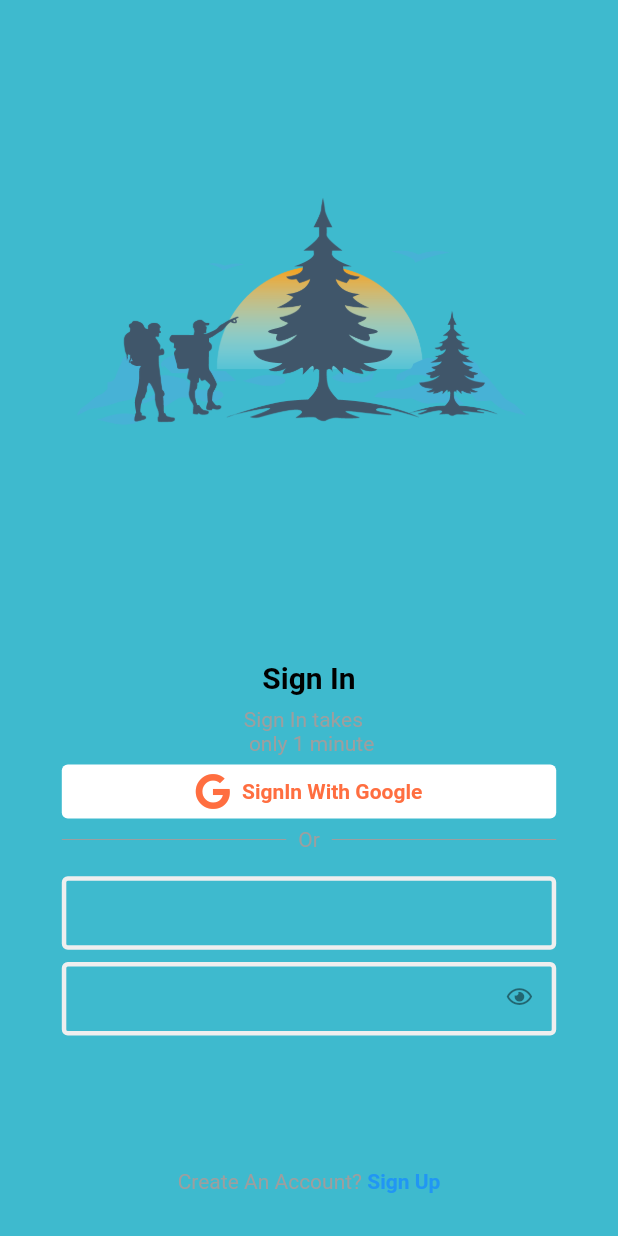
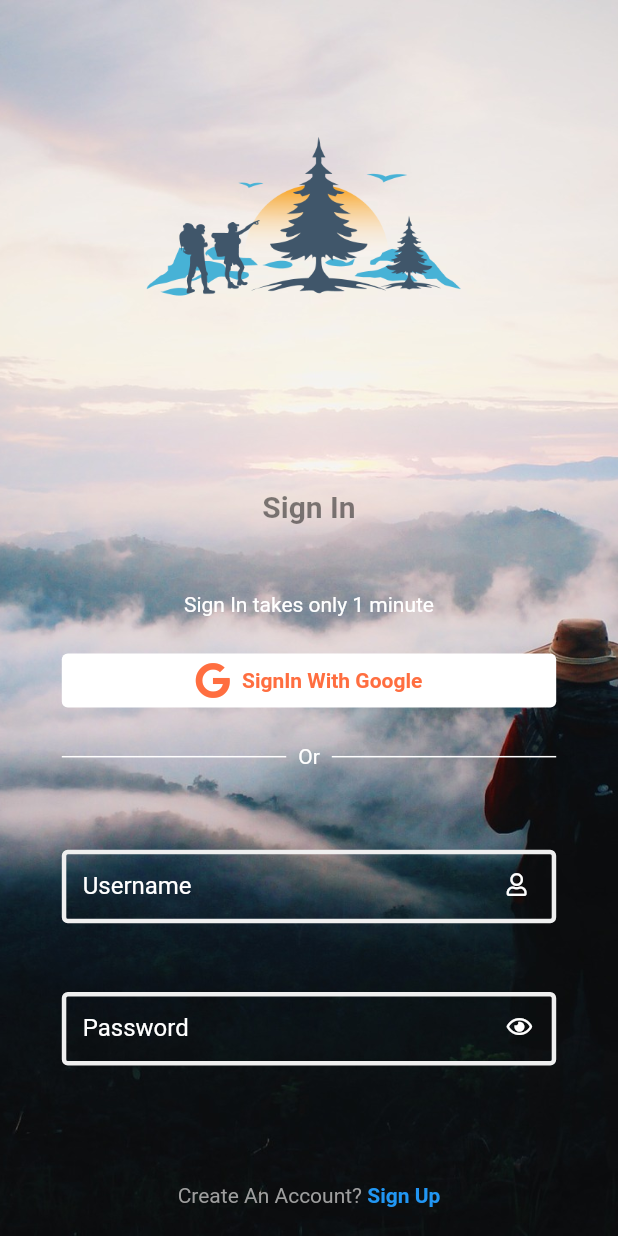
Before and after one commit to ItsNotABugOk/Travel_app, a Flutter app: the screen it shows after launch, after a tap on "SignIn With Google", on a phone screen of 412 x 824 dp. Run offline on Flutter 3.47's test engine with Material 2 defaults, Android fonts, the phone set to English and light mode, and no system bars; our stand-ins replace firebase_auth, firebase_core, font_awesome_flutter, google_sign_in; accounts and stored records are empty.

Commit message:
Login Screen Edited

```diff
--- a/lib/firebase/firebase_service.dart
+++ b/lib/firebase/firebase_service.dart
@@ -18,9 +18,9 @@ class FirebaseService {
         idToken: googleSignInAuthentication.idToken,
       );
       await _auth.signInWithCredential(credential);
-    } on FirebaseAuthException catch (e) {
-      print(e.message);
-      throw e;
+    } on FirebaseAuthException {
+
+      rethrow;
     }
   }
   Future<void> signOutFromGoogle() async{
--- a/lib/firebase/sign_in_page.dart
+++ b/lib/firebase/sign_in_page.dart
@@ -1,6 +1,8 @@
 import 'package:firebase_auth/firebase_auth.dart';
 
 import 'package:flutter/material.dart';
+import 'package:flutter/rendering.dart';
+import 'package:flutter/widgets.dart';
 import 'package:font_awesome_flutter/font_awesome_flutter.dart';
 
 import 'firebase_service.dart';
@@ -14,25 +16,41 @@ class SignInPage extends StatelessWidget {
         borderSide: BorderSide(color: Color(0xFFEFEFEF), width: 3.0));
     return Scaffold(
       resizeToAvoidBottomInset: false,
-      backgroundColor: Theme.of(context).primaryColor,
-      body: Center(
-        child: Column(mainAxisAlignment: MainAxisAlignment.center, children: [
-          Image.asset("assets/images/appLogo.png"),
+      body: Container(
+        // height: size.height,
+        decoration: const BoxDecoration(
+          image: DecorationImage(
+            image: AssetImage("assets/images/mountainMan.jpg"),
+            fit: BoxFit.cover,
+          ),
+        ),
+        child: Center(
+          child: Column(
+              mainAxisAlignment: MainAxisAlignment.spaceEvenly,
+              children: [
+                // ignore: sized_box_for_whitespace
+                Container(
+                    height: size.height * 0.35,
+                    child: Image.asset("assets/images/appLogo.png")),
                 RichText(
                   textAlign: TextAlign.center,
-              text: const TextSpan(children: <TextSpan>[
+                  text: const TextSpan(
+                    children: <TextSpan>[
                       TextSpan(
                         text: 'Sign In',
                         style: TextStyle(
-                      color: Colors.black,
+                          color: Color(0x85111111),
                           fontWeight: FontWeight.bold,
                           fontSize: 20.0,
-                    )),
-              ])),
+                        ),
+                      ),
+                    ],
+                  ),
+                ),
                 SizedBox(height: size.height * 0.01),
                 const Text(
-            'Sign In takes \n only 1 minute',
-            style: TextStyle(color: Colors.grey),
+                  'Sign In takes only 1 minute',
+                  style: TextStyle(color: Color(0xFFFFFFFF)),
                 ),
                 const GoogleSignIn(),
                 buildRowDivider(size: size),
@@ -44,7 +62,18 @@ class SignInPage extends StatelessWidget {
                         contentPadding: const EdgeInsets.symmetric(
                             vertical: 15.0, horizontal: 10.0),
                         enabledBorder: border,
-                    focusedBorder: border)),
+                        focusedBorder: border,
+                        labelText: ' Username',
+                        labelStyle: const TextStyle(color: Colors.white),
+                        suffixIcon: const Padding(
+                          child: FaIcon(
+                            FontAwesomeIcons.user,
+                            color: Colors.white,
+                            size: 15,
+                          ),
+                          padding: EdgeInsets.only(top: 15, left: 15),
+                        )),
+                  ),
                 ),
                 SizedBox(
                   height: size.height * 0.01,
@@ -57,9 +86,13 @@ class SignInPage extends StatelessWidget {
                           vertical: 15.0, horizontal: 10.0),
                       enabledBorder: border,
                       focusedBorder: border,
+                      fillColor: Colors.white,
+                      labelText: ' Password',
+                      labelStyle: const TextStyle(color: Colors.white),
                       suffixIcon: const Padding(
                         child: FaIcon(
                           FontAwesomeIcons.eye,
+                          color: Colors.white,
                           size: 15,
                         ),
                         padding: EdgeInsets.only(top: 15, left: 15),
@@ -68,19 +101,7 @@ class SignInPage extends StatelessWidget {
                   ),
                 ),
                 Padding(padding: EdgeInsets.only(bottom: size.height * 0.05)),
-          SizedBox(
-            width: size.width * 0.8,
-            child: OutlinedButton(
-              onPressed: () async {},
-              child: const Text('textSignIn'),
-              style: ButtonStyle(
-                  foregroundColor: MaterialStateProperty.all<Color>(
-                      Theme.of(context).primaryColor),
-                  backgroundColor: MaterialStateProperty.all<Color>(
-                      Theme.of(context).primaryColor),
-                  side: MaterialStateProperty.all<BorderSide>(BorderSide.none)),
-            ),
-          ),
+
                 RichText(
                     textAlign: TextAlign.center,
                     text: const TextSpan(children: <TextSpan>[
@@ -108,6 +129,7 @@ class SignInPage extends StatelessWidget {
                 // )
               ]),
         ),
+      ),
     );
   }
 
@@ -117,14 +139,22 @@ class SignInPage extends StatelessWidget {
       // ignore: prefer_const_literals_to_create_immutables
       child: Row(children: [
         // ignore: prefer_const_literals_to_create_immutables
-        const Expanded(child: Divider(color: Colors.grey)),
+        const Expanded(
+            child: Divider(
+          color: Colors.white,
+          thickness: 1,
+        )),
         const Padding(
             padding: EdgeInsets.only(left: 8.0, right: 8.0),
             child: Text(
               "Or",
-              style: TextStyle(color: Colors.grey),
+              style: TextStyle(color: Colors.white),
             )),
-        const Expanded(child: Divider(color: Colors.grey)),
+        const Expanded(
+            child: Divider(
+          color: Colors.white,
+          thickness: 1,
+        )),
       ]),
     );
   }
@@ -147,18 +177,19 @@ class _GoogleSignInState extends State<GoogleSignIn> {
         ? SizedBox(
             width: size.width * 0.8,
             child: OutlinedButton.icon(
-        icon: const FaIcon(FontAwesomeIcons.google,color: Colors.deepOrangeAccent,),
+              icon: const FaIcon(
+                FontAwesomeIcons.google,
+                color: Colors.deepOrangeAccent,
+              ),
               onPressed: () async {
                 setState(() {
                   isLoading = true;
                 });
                 FirebaseService service = FirebaseService();
                 try {
-
                   await service.signInWithGoogle();
-            Navigator.pushNamedAndRemoveUntil(context, '/home', (route) => false);
-
-
+                  Navigator.pushNamedAndRemoveUntil(
+                      context, '/home', (route) => false);
                 } catch (e) {
                   if (e is FirebaseAuthException) {
                     showMessage(e.message!);
@@ -170,8 +201,9 @@ class _GoogleSignInState extends State<GoogleSignIn> {
               },
               label: const Text(
                 'SignIn With Google',
-          style:
-          TextStyle(color:  Colors.deepOrangeAccent, fontWeight: FontWeight.bold),
+                style: TextStyle(
+                    color: Colors.deepOrangeAccent,
+                    fontWeight: FontWeight.bold),
               ),
               style: ButtonStyle(
                   backgroundColor:
--- a/lib/main.dart
+++ b/lib/main.dart
@@ -2,11 +2,18 @@ import 'package:flutter/material.dart';
 
 import 'package:firebase_core/firebase_core.dart';
 import 'package:firebase_auth/firebase_auth.dart';
+import 'package:flutter/services.dart';
 
 import 'firebase/navigate.dart';
+
 Future main() async {
   WidgetsFlutterBinding.ensureInitialized();
   await Firebase.initializeApp();
+  SystemChrome.setSystemUIOverlayStyle(
+    const SystemUiOverlayStyle(
+      statusBarColor: Color(0xFF8E9093),
+    ),
+  );
 
   runApp(MyApp());
 }
@@ -21,7 +28,7 @@ class MyApp extends StatelessWidget {
       debugShowCheckedModeBanner: false,
 
       // initialRoute: '/',
-      initialRoute:FirebaseAuth.instance.currentUser==null?  '/':'/home',
+      initialRoute: FirebaseAuth.instance.currentUser == null ? '/' : '/home',
 
       routes: Navigate.routes,
       theme: ThemeData(
@@ -30,8 +37,6 @@ class MyApp extends StatelessWidget {
         accentColor: const Color(0xFFD8ECF1),
         scaffoldBackgroundColor: const Color(0xFFF3F5F7),
       ),
-
-
     );
   }
 }
--- a/lib/screens/destination_screen.dart
+++ b/lib/screens/destination_screen.dart
@@ -201,6 +201,7 @@ class _DestinationScreenState extends State<DestinationScreen> {
                                   padding: const EdgeInsets.all(5.0),
                                   width: 70.0,
                                   decoration: BoxDecoration(
+                                    // ignore: deprecated_member_use
                                     color: Theme.of(context).accentColor,
                                     borderRadius: BorderRadius.circular(10.0),
                                   ),
@@ -214,6 +215,7 @@ class _DestinationScreenState extends State<DestinationScreen> {
                                   padding: const EdgeInsets.all(5.0),
                                   width: 70.0,
                                   decoration: BoxDecoration(
+                                    // ignore: deprecated_member_use
                                     color: Theme.of(context).accentColor,
                                     borderRadius: BorderRadius.circular(10.0),
                                   ),
--- a/lib/screens/home_screen.dart
+++ b/lib/screens/home_screen.dart
@@ -35,6 +35,7 @@ class _HomeScreenState extends State<HomeScreen> {
         width: 60.0,
         decoration: BoxDecoration(
           color: _selectedIndex == index
+              // ignore: deprecated_member_use
               ? Theme.of(context).accentColor
               : const Color(0xFFE7EBEE),
           borderRadius: BorderRadius.circular(30.0),
@@ -91,7 +92,7 @@ class _HomeScreenState extends State<HomeScreen> {
           final routes = ["/home", "/home","/sign-out"];
           setState(() {
             _currentTab = value;
-            print(_currentTab);
+            // print(_currentTab);
             Navigator.of(context)
                 .pushNamedAndRemoveUntil(routes[value], (route) => false);
           });
@@ -117,7 +118,7 @@ class _HomeScreenState extends State<HomeScreen> {
               radius: 15.0,
               backgroundImage: NetworkImage(user!.photoURL!),
             ),
-            title: SizedBox.shrink(),
+            title: const SizedBox.shrink(),
           )
         ],
       ),
--- a/lib/screens/sign_out_screen.dart
+++ b/lib/screens/sign_out_screen.dart
@@ -36,8 +36,6 @@ class _SignOutState extends State<SignOut> {
             )
           ],
           backwardsCompatibility: false,
-          systemOverlayStyle:
-              const SystemUiOverlayStyle(statusBarColor: Colors.blue),
           title: const Text("Profile"),
         ),
         body: Center(
--- a/lib/widgets/destination_carousel.dart
+++ b/lib/widgets/destination_carousel.dart
@@ -24,6 +24,7 @@ class DestinationCarousel extends StatelessWidget {
                 ),
               ),
               GestureDetector(
+                // ignore: avoid_print
                 onTap: () => print('See All'),
                 child: Text(
                   'See All',
@@ -38,6 +39,7 @@ class DestinationCarousel extends StatelessWidget {
             ],
           ),
         ),
+        // ignore: sized_box_for_whitespace
         Container(
           height: 300.0,
           child: ListView.builder(
@@ -55,7 +57,7 @@ class DestinationCarousel extends StatelessWidget {
                   ),
                 ),
                 child: Container(
-                  margin: EdgeInsets.all(10.0),
+                  margin: const EdgeInsets.all(10.0),
                   width: 210.0,
                   child: Stack(
                     alignment: Alignment.topCenter,
@@ -70,14 +72,14 @@ class DestinationCarousel extends StatelessWidget {
                             borderRadius: BorderRadius.circular(10.0),
                           ),
                           child: Padding(
-                            padding: EdgeInsets.all(10.0),
+                            padding: const EdgeInsets.all(10.0),
                             child: Column(
                               mainAxisAlignment: MainAxisAlignment.end,
                               crossAxisAlignment: CrossAxisAlignment.start,
                               children: <Widget>[
                                 Text(
                                   '${destination.activities.length} activities',
-                                  style: TextStyle(
+                                  style: const TextStyle(
                                     fontSize: 22.0,
                                     fontWeight: FontWeight.w600,
                                     letterSpacing: 1.2,
@@ -85,7 +87,7 @@ class DestinationCarousel extends StatelessWidget {
                                 ),
                                 Text(
                                   destination.description,
-                                  style: TextStyle(
+                                  style: const TextStyle(
                                     color: Colors.grey,
                                   ),
                                 ),
--- a/lib/widgets/hotel_carousel.dart
+++ b/lib/widgets/hotel_carousel.dart
@@ -8,7 +8,7 @@ class HotelCarousel extends StatelessWidget {
     return Column(
       children: <Widget>[
         Padding(
-          padding: EdgeInsets.symmetric(horizontal: 20.0),
+          padding: const EdgeInsets.symmetric(horizontal: 20.0),
           child: Row(
             mainAxisAlignment: MainAxisAlignment.spaceBetween,
             children: <Widget>[
```
Also changed, not shown: assets/images/ballown.jpg (added), assets/images/man.jpg (added), assets/images/mountainMan.jpg (added). Lines whose indentation alone changed are shown as unchanged.
